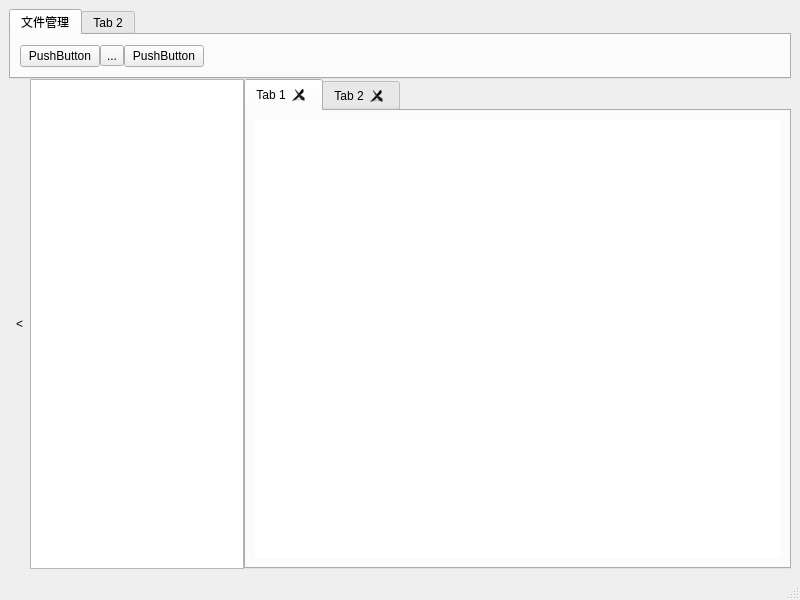
Old version of the form mybs/gui/myui.ui in the repository LHXnois/MYBS.
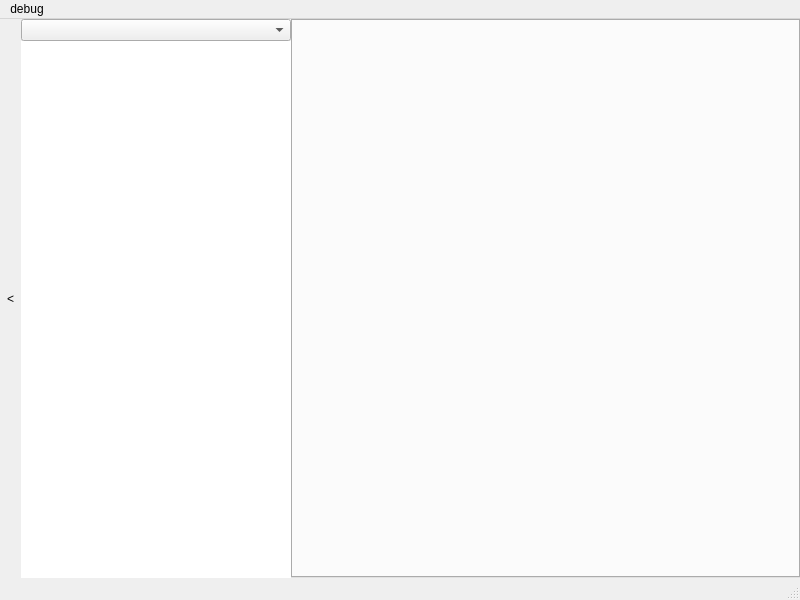
New version of the form. The open tabs and pages were chosen to show the change.

Commit message: 文件树部分基本完成

```diff
--- a/mybs/gui/myui.ui
+++ b/mybs/gui/myui.ui
@@ -14,85 +14,29 @@
    <string>MainWindow</string>
   </property>
   <widget class="QWidget" name="centralwidget">
-   <layout class="QVBoxLayout" name="verticalLayout" stretch="1,8">
+   <layout class="QVBoxLayout" name="verticalLayout" stretch="8">
     <property name="spacing">
      <number>0</number>
     </property>
+    <property name="leftMargin">
+     <number>0</number>
+    </property>
+    <property name="topMargin">
+     <number>0</number>
+    </property>
+    <property name="rightMargin">
+     <number>0</number>
+    </property>
+    <property name="bottomMargin">
+     <number>0</number>
+    </property>
     <item>
-     <widget class="QTabWidget" name="toolbox">
-      <property name="tabShape">
-       <enum>QTabWidget::Rounded</enum>
-      </property>
-      <property name="currentIndex">
-       <number>0</number>
-      </property>
-      <widget class="QWidget" name="filetool">
-       <attribute name="title">
-        <string>文件管理</string>
-       </attribute>
-       <layout class="QHBoxLayout" name="horizontalLayout_2">
-        <property name="spacing">
-         <number>0</number>
-        </property>
-        <item>
-         <widget class="QPushButton" name="pushButton">
-          <property name="text">
-           <string>PushButton</string>
-          </property>
-         </widget>
-        </item>
-        <item>
-         <widget class="QToolButton" name="toolButton">
-          <property name="text">
-           <string>...</string>
-          </property>
-          <property name="popupMode">
-           <enum>QToolButton::DelayedPopup</enum>
-          </property>
-          <property name="autoRaise">
-           <bool>false</bool>
-          </property>
-         </widget>
-        </item>
-        <item alignment="Qt::AlignLeft">
-         <widget class="QPushButton" name="pushButton_3">
-          <property name="text">
-           <string>PushButton</string>
-          </property>
-         </widget>
-        </item>
-        <item>
-         <spacer name="horizontalSpacer">
-          <property name="orientation">
-           <enum>Qt::Horizontal</enum>
-          </property>
-          <property name="sizeHint" stdset="0">
-           <size>
-            <width>40</width>
-            <height>20</height>
-           </size>
-          </property>
-         </spacer>
-        </item>
-       </layout>
-      </widget>
-      <widget class="QWidget" name="tab_6">
-       <attribute name="title">
-        <string>Tab 2</string>
-       </attribute>
-      </widget>
-     </widget>
-    </item>
-    <item>
-     <layout class="QHBoxLayout" name="horizontalLayout" stretch="3,7">
+     <layout class="QHBoxLayout" name="horizontalLayout" stretch="4,7">
       <property name="spacing">
        <number>0</number>
       </property>
       <item>
-       <layout class="QHBoxLayout" name="filetree">
-        <property name="spacing">
-         <number>0</number>
-        </property>
+       <layout class="QHBoxLayout" name="horizontalLayout_2">
         <item>
          <widget class="QToolButton" name="ftreebutton">
           <property name="sizePolicy">
@@ -116,49 +60,65 @@
          </widget>
         </item>
         <item>
-         <widget class="QTreeView" name="ftree"/>
-        </item>
-       </layout>
-      </item>
-      <item>
-       <widget class="QTabWidget" name="tabWidget">
-        <property name="acceptDrops">
-         <bool>true</bool>
-        </property>
-        <property name="currentIndex">
-         <number>1</number>
-        </property>
-        <property name="tabsClosable">
-         <bool>true</bool>
-        </property>
-        <widget class="QWidget" name="tab">
-         <attribute name="title">
-          <string>Tab 1</string>
-         </attribute>
-         <layout class="QVBoxLayout" name="verticalLayout_2">
+         <layout class="QVBoxLayout" name="verticalLayout_5">
+          <property name="spacing">
+           <number>0</number>
+          </property>
           <item>
-           <widget class="QListView" name="listView">
-            <property name="autoFillBackground">
-             <bool>false</bool>
-            </property>
+           <widget class="QComboBox" name="comboBox"/>
+          </item>
+          <item>
+           <widget class="QTreeView" name="ftree">
             <property name="frameShape">
-             <enum>QFrame::NoFrame</enum>
+             <enum>QFrame::Box</enum>
             </property>
             <property name="frameShadow">
-             <enum>QFrame::Raised</enum>
+             <enum>QFrame::Plain</enum>
             </property>
             <property name="lineWidth">
-             <number>1</number>
+             <number>0</number>
+            </property>
+            <property name="editTriggers">
+             <set>QAbstractItemView::EditKeyPressed|QAbstractItemView::SelectedClicked</set>
+            </property>
+            <property name="dragEnabled">
+             <bool>true</bool>
+            </property>
+            <property name="dragDropMode">
+             <enum>QAbstractItemView::DragDrop</enum>
+            </property>
+            <property name="defaultDropAction">
+             <enum>Qt::CopyAction</enum>
             </property>
            </widget>
           </item>
          </layout>
-        </widget>
-        <widget class="QWidget" name="tab_2">
-         <attribute name="title">
-          <string>Tab 2</string>
-         </attribute>
-        </widget>
+        </item>
+       </layout>
+      </item>
+      <item>
+       <widget class="QTabWidget" name="tab">
+        <property name="acceptDrops">
+         <bool>true</bool>
+        </property>
+        <property name="tabShape">
+         <enum>QTabWidget::Rounded</enum>
+        </property>
+        <property name="currentIndex">
+         <number>-1</number>
+        </property>
+        <property name="elideMode">
+         <enum>Qt::ElideLeft</enum>
+        </property>
+        <property name="tabsClosable">
+         <bool>true</bool>
+        </property>
+        <property name="movable">
+         <bool>true</bool>
+        </property>
+        <property name="tabBarAutoHide">
+         <bool>false</bool>
+        </property>
        </widget>
       </item>
      </layout>
@@ -174,6 +134,12 @@
      <height>22</height>
     </rect>
    </property>
+   <widget class="QMenu" name="menudebug">
+    <property name="title">
+     <string>debug</string>
+    </property>
+   </widget>
+   <addaction name="menudebug"/>
   </widget>
   <widget class="QStatusBar" name="statusbar"/>
  </widget>
```
Left out of the diff: 5 changed lines with no effect on the pictures. The commit also changes 4 other files.
